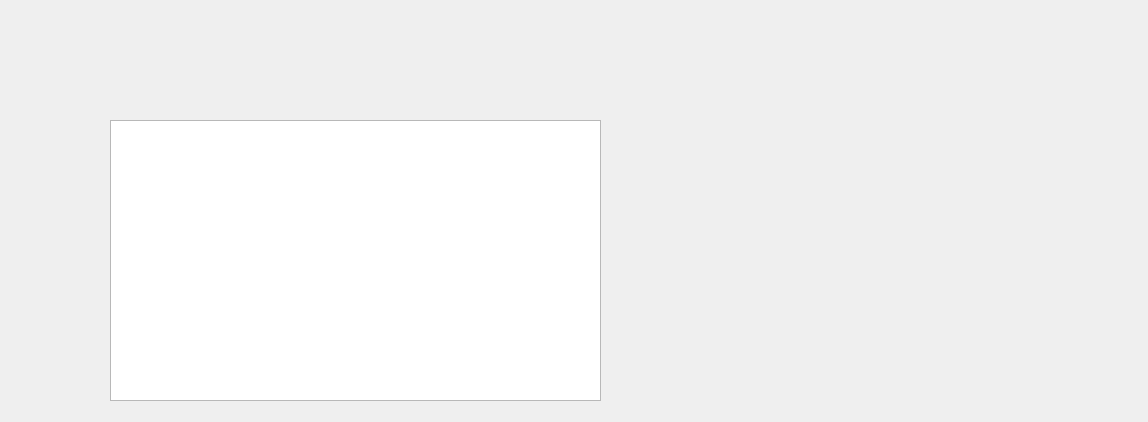
Above: Data/datamenu.ui from yingzhihua/DxHS-C before the change. Below: the same form after it.
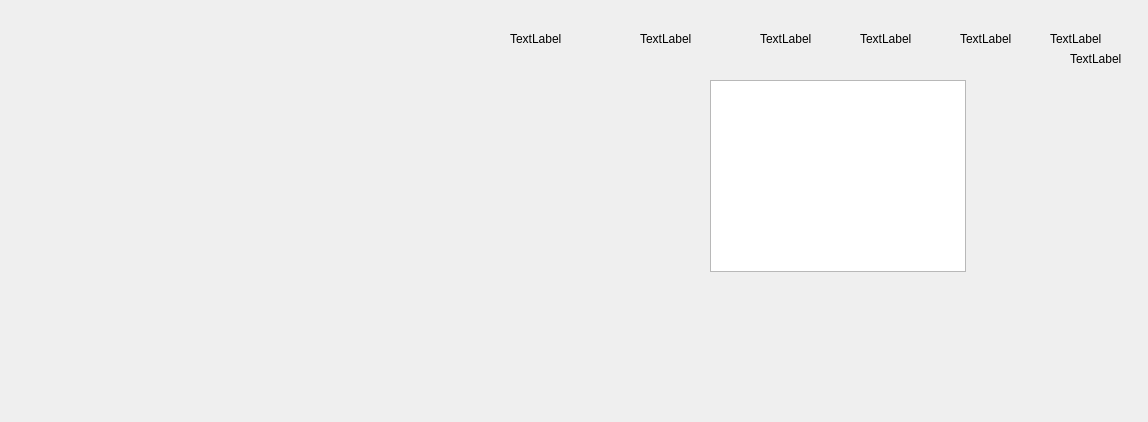
That is the form after the change.

Patch:
```diff
--- a/Data/datamenu.ui
+++ b/Data/datamenu.ui
@@ -13,17 +13,105 @@
   <property name="windowTitle">
    <string>Dialog</string>
   </property>
-  <widget class="QListView" name="listView">
+  <widget class="QTableView" name="tableView">
    <property name="geometry">
     <rect>
-     <x>110</x>
-     <y>120</y>
-     <width>491</width>
-     <height>281</height>
+     <x>710</x>
+     <y>80</y>
+     <width>256</width>
+     <height>192</height>
     </rect>
    </property>
-   <property name="autoScrollMargin">
-    <number>60</number>
+  </widget>
+  <widget class="QLabel" name="Data_Menu_lbHeader1">
+   <property name="geometry">
+    <rect>
+     <x>510</x>
+     <y>30</y>
+     <width>67</width>
+     <height>17</height>
+    </rect>
+   </property>
+   <property name="text">
+    <string>TextLabel</string>
+   </property>
+  </widget>
+  <widget class="QLabel" name="Data_Menu_lbHeader3">
+   <property name="geometry">
+    <rect>
+     <x>760</x>
+     <y>30</y>
+     <width>67</width>
+     <height>17</height>
+    </rect>
+   </property>
+   <property name="text">
+    <string>TextLabel</string>
+   </property>
+  </widget>
+  <widget class="QLabel" name="Data_Menu_lbHeader4">
+   <property name="geometry">
+    <rect>
+     <x>860</x>
+     <y>30</y>
+     <width>67</width>
+     <height>17</height>
+    </rect>
+   </property>
+   <property name="text">
+    <string>TextLabel</string>
+   </property>
+  </widget>
+  <widget class="QLabel" name="Data_Menu_lbHeader5">
+   <property name="geometry">
+    <rect>
+     <x>960</x>
+     <y>30</y>
+     <width>67</width>
+     <height>17</height>
+    </rect>
+   </property>
+   <property name="text">
+    <string>TextLabel</string>
+   </property>
+  </widget>
+  <widget class="QLabel" name="Data_Menu_lbHeader6">
+   <property name="geometry">
+    <rect>
+     <x>1050</x>
+     <y>30</y>
+     <width>67</width>
+     <height>17</height>
+    </rect>
+   </property>
+   <property name="text">
+    <string>TextLabel</string>
+   </property>
+  </widget>
+  <widget class="QLabel" name="Data_Menu_lbHeader2">
+   <property name="geometry">
+    <rect>
+     <x>640</x>
+     <y>30</y>
+     <width>67</width>
+     <height>17</height>
+    </rect>
+   </property>
+   <property name="text">
+    <string>TextLabel</string>
+   </property>
+  </widget>
+  <widget class="QLabel" name="Data_Menu_lbHeader7">
+   <property name="geometry">
+    <rect>
+     <x>1070</x>
+     <y>50</y>
+     <width>67</width>
+     <height>17</height>
+    </rect>
+   </property>
+   <property name="text">
+    <string>TextLabel</string>
    </property>
   </widget>
  </widget>
```
